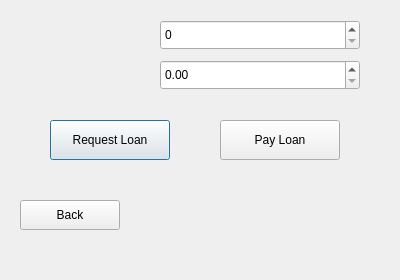
Qt form gui/LoansDialog.ui (guikae06/MiniBankSystem) before a commit.
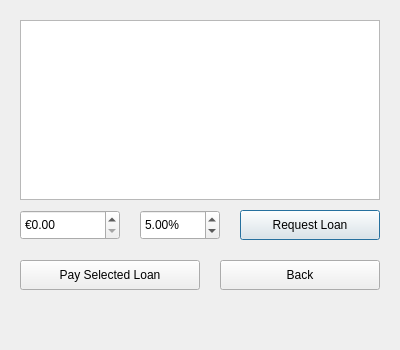
The same form after that commit.

Commit message: A working Loan system

What changed in the file:
```diff
--- a/gui/LoansDialog.ui
+++ b/gui/LoansDialog.ui
@@ -2,15 +2,108 @@
 <ui version="4.0">
  <class>LoansDialog</class>
  <widget class="QDialog" name="LoansDialog">
-  <property name="geometry"><rect><x>0</x><y>0</y><width>400</width><height>280</height></rect></property>
-  <property name="windowTitle"><string>Loans</string></property>
-  <widget class="QWidget" name="widget">
-   <widget class="QSpinBox" name="accountIdSpinBox"><property name="geometry"><rect><x>160</x><y>20</y><width>200</width><height>30</height></rect></property></widget>
-   <widget class="QDoubleSpinBox" name="amountDoubleSpinBox"><property name="geometry"><rect><x>160</x><y>60</y><width>200</width><height>30</height></rect></property><property name="maximum"><double>1000000</double></property></widget>
-   <widget class="QPushButton" name="requestLoanButton"><property name="geometry"><rect><x>50</x><y>120</y><width>120</width><height>40</height></rect></property><property name="text"><string>Request Loan</string></property></widget>
-   <widget class="QPushButton" name="payLoanButton"><property name="geometry"><rect><x>220</x><y>120</y><width>120</width><height>40</height></rect></property><property name="text"><string>Pay Loan</string></property></widget>
-   <widget class="QPushButton" name="backButton"><property name="geometry"><rect><x>20</x><y>200</y><width>100</width><height>30</height></rect></property><property name="text"><string>Back</string></property></widget>
+  <property name="geometry">
+   <rect>
+    <x>0</x>
+    <y>0</y>
+    <width>400</width>
+    <height>350</height>
+   </rect>
+  </property>
+  <property name="windowTitle">
+   <string>Loans</string>
+  </property>
+
+  <widget class="QListWidget" name="loansListWidget">
+   <property name="geometry">
+    <rect>
+     <x>20</x>
+     <y>20</y>
+     <width>360</width>
+     <height>180</height>
+    </rect>
+   </property>
   </widget>
+
+  <widget class="QDoubleSpinBox" name="amountSpinBox">
+   <property name="geometry">
+    <rect>
+     <x>20</x>
+     <y>210</y>
+     <width>100</width>
+     <height>30</height>
+    </rect>
+   </property>
+   <property name="prefix">
+    <string>€</string>
+   </property>
+   <property name="maximum">
+    <double>1000000.0</double>
+   </property>
+  </widget>
+
+  <widget class="QDoubleSpinBox" name="interestSpinBox">
+   <property name="geometry">
+    <rect>
+     <x>140</x>
+     <y>210</y>
+     <width>80</width>
+     <height>30</height>
+    </rect>
+   </property>
+   <property name="suffix">
+    <string>%</string>
+   </property>
+   <property name="maximum">
+    <double>100.0</double>
+   </property>
+   <property name="value">
+    <double>5.0</double>
+   </property>
+  </widget>
+
+  <widget class="QPushButton" name="requestLoanButton">
+   <property name="geometry">
+    <rect>
+     <x>240</x>
+     <y>210</y>
+     <width>140</width>
+     <height>30</height>
+    </rect>
+   </property>
+   <property name="text">
+    <string>Request Loan</string>
+   </property>
+  </widget>
+
+  <widget class="QPushButton" name="payLoanButton">
+   <property name="geometry">
+    <rect>
+     <x>20</x>
+     <y>260</y>
+     <width>180</width>
+     <height>30</height>
+    </rect>
+   </property>
+   <property name="text">
+    <string>Pay Selected Loan</string>
+   </property>
+  </widget>
+
+  <widget class="QPushButton" name="backButton">
+   <property name="geometry">
+    <rect>
+     <x>220</x>
+     <y>260</y>
+     <width>160</width>
+     <height>30</height>
+    </rect>
+   </property>
+   <property name="text">
+    <string>Back</string>
+   </property>
+  </widget>
+
  </widget>
  <resources/>
  <connections/>
```
The commit also changes 4 other files.
